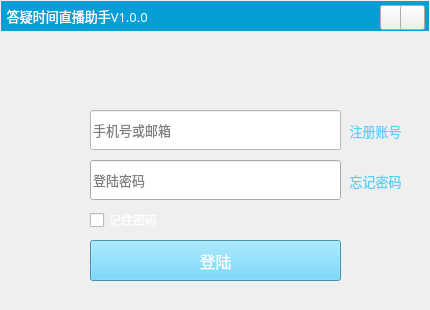
Before: the Qt Designer form qatime-studio/loginwindow.ui in chuanjiabao1981/qatime-win, drawn with Qt 5.
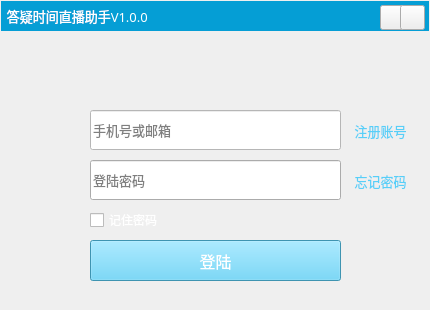
After: the same form once the commit is applied. Icons and pictures are not drawn. Custom widgets are drawn as their Qt base class.

Patch:
```diff
--- a/qatime-studio/loginwindow.ui
+++ b/qatime-studio/loginwindow.ui
@@ -28,7 +28,7 @@
      <rect>
       <x>0</x>
       <y>0</y>
-      <width>161</width>
+      <width>221</width>
       <height>31</height>
      </rect>
     </property>
@@ -216,7 +216,7 @@
      <rect>
       <x>340</x>
       <y>160</y>
-      <width>71</width>
+      <width>81</width>
       <height>41</height>
      </rect>
     </property>
@@ -263,7 +263,7 @@
      <rect>
       <x>340</x>
       <y>110</y>
-      <width>71</width>
+      <width>81</width>
       <height>41</height>
      </rect>
     </property>
```
